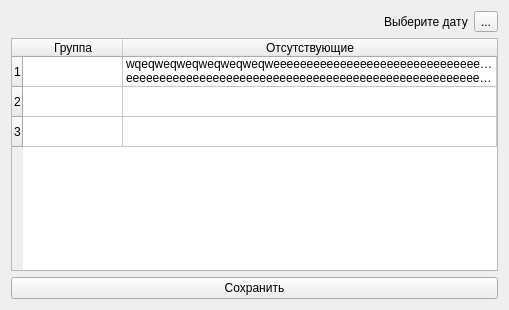
Qt form src/gui/reportdetailswidget.ui (Redgrxve/myReport) before a commit.
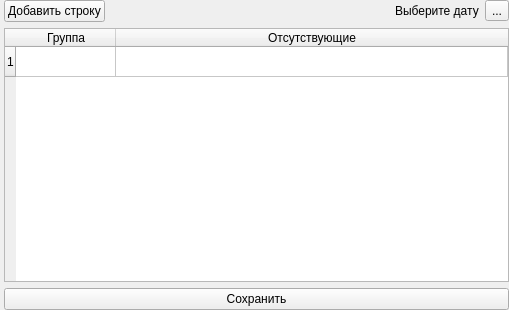
The same form after that commit.

Commit message: added combo box delegate for table cell and add button to report details widget

What changed in the file:
```diff
--- a/src/gui/reportdetailswidget.ui
+++ b/src/gui/reportdetailswidget.ui
@@ -14,15 +14,27 @@
    <string>Детали рапортички</string>
   </property>
   <layout class="QGridLayout" name="gridLayout">
+   <property name="leftMargin">
+    <number>4</number>
+   </property>
+   <property name="topMargin">
+    <number>0</number>
+   </property>
+   <property name="rightMargin">
+    <number>0</number>
+   </property>
+   <property name="bottomMargin">
+    <number>0</number>
+   </property>
    <item row="0" column="0">
-    <widget class="QLabel" name="dayLabel">
-     <property name="text">
-      <string/>
-     </property>
-    </widget>
-   </item>
-   <item row="0" column="1">
     <layout class="QHBoxLayout" name="horizontalLayout">
+     <item>
+      <widget class="QPushButton" name="pushButton">
+       <property name="text">
+        <string>Добавить строку</string>
+       </property>
+      </widget>
+     </item>
      <item>
       <spacer name="horizontalSpacer">
        <property name="orientation">
@@ -36,6 +48,19 @@
        </property>
       </spacer>
      </item>
+     <item>
+      <widget class="QLabel" name="dayLabel">
+       <property name="text">
+        <string/>
+       </property>
+       <property name="scaledContents">
+        <bool>true</bool>
+       </property>
+       <property name="wordWrap">
+        <bool>false</bool>
+       </property>
+      </widget>
+     </item>
      <item>
       <widget class="QLabel" name="dateLabel">
        <property name="text">
@@ -52,22 +77,14 @@
      </item>
     </layout>
    </item>
-   <item row="1" column="0" colspan="2">
+   <item row="1" column="0">
     <layout class="QVBoxLayout" name="verticalLayout">
      <item>
       <widget class="QTableWidget" name="tableWidget">
-       <property name="sizeAdjustPolicy">
-        <enum>QAbstractScrollArea::AdjustToContents</enum>
-       </property>
-       <property name="wordWrap">
-        <bool>true</bool>
-       </property>
        <attribute name="horizontalHeaderStretchLastSection">
         <bool>true</bool>
        </attribute>
        <row/>
-       <row/>
-       <row/>
        <column>
         <property name="text">
          <string>Группа</string>
@@ -78,9 +95,9 @@
          <string>Отсутствующие</string>
         </property>
        </column>
-       <item row="0" column="1">
-        <property name="text">
-         <string>wqeqweqweqweqweqweqweeeeeeeeeeeeeeeeeeeeeeeeeeeeeeeeeeeeeeeeeeeeeeeeeeeeeeeeeeeeeeeeeeeeeeeeeeeeeeeeeeeee eeeeeeeeeeeeeeeeeeeeeeeeeeeeeeeeeeeeeeeeeeeeeeeeeeeeeeeee</string>
+       <item row="0" column="0">
+        <property name="textAlignment">
+         <set>AlignCenter</set>
         </property>
        </item>
       </widget>
```
Left out of the diff: 3 changed lines with no effect on the pictures. The commit also changes 6 other files.
